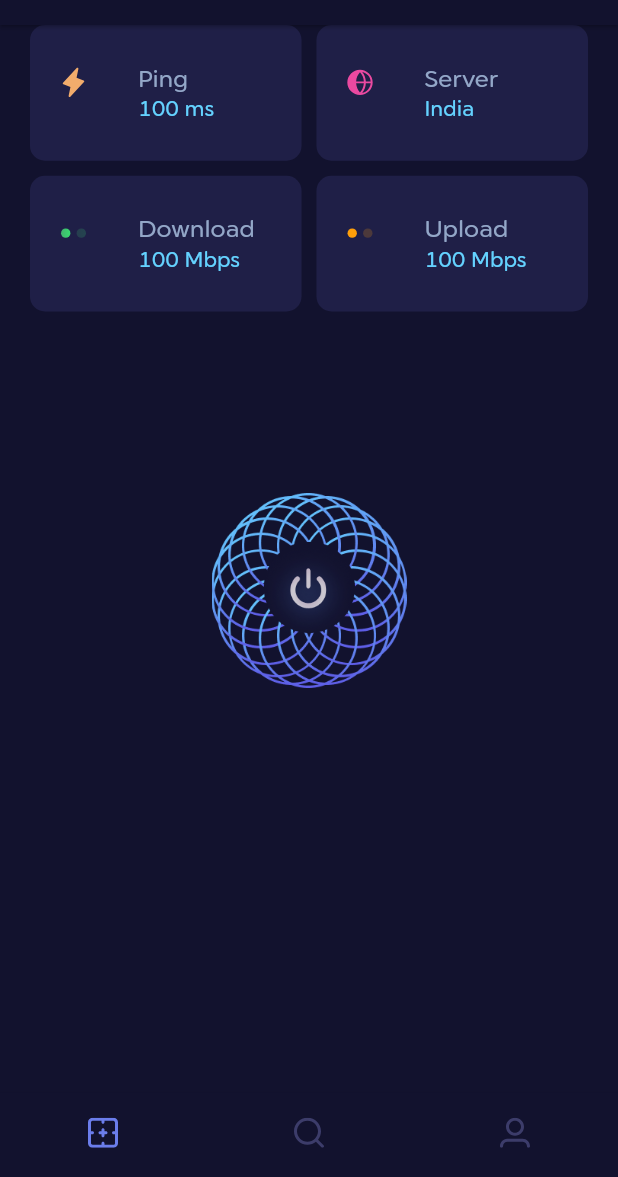
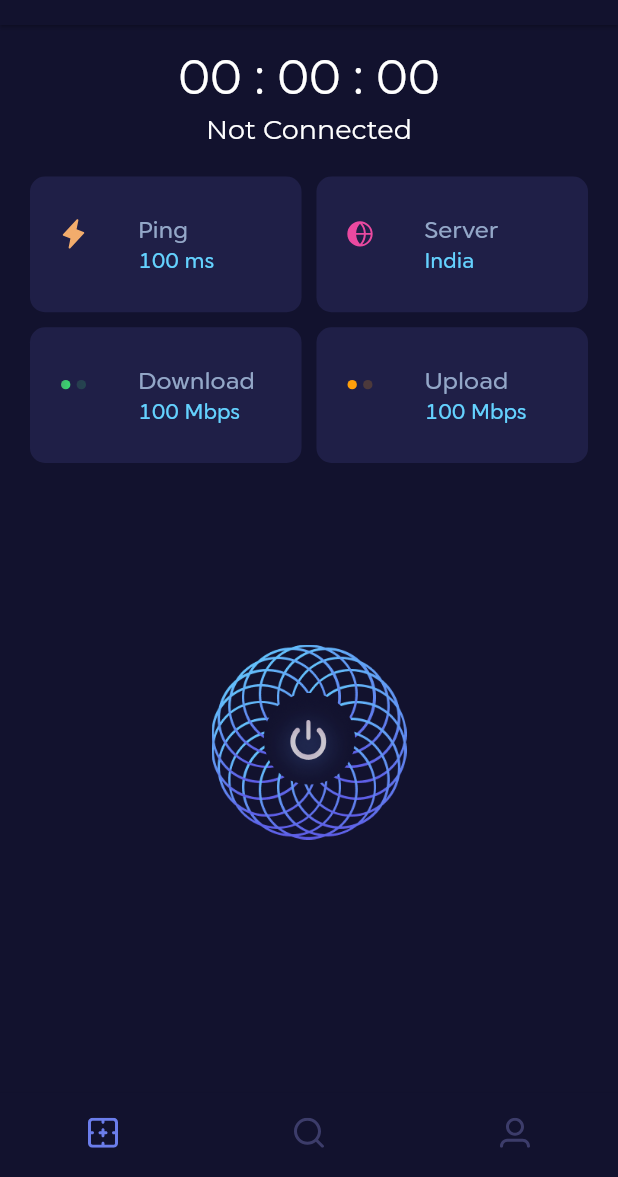
Before and after one commit to OmkarIsHere/PrimeVPN, a Flutter app: the screen it shows after launch, on a phone screen of 412 x 824 dp, the part 59-1236 px from its top. Run offline on Flutter 3.47's test engine with Material 2 defaults, Android fonts, the light colour scheme and no system bars; our stand-ins replace flutter_svg, get.

Commit message:
added: timer added

```diff
--- a/lib/getx_state/wave_animation.dart
+++ b/lib/getx_state/wave_animation.dart
@@ -1,5 +1,4 @@
 import 'package:get/get.dart';
-
 class WaveAnimationController extends GetxController{
   RxBool isStarted = false.obs;
 
--- a/lib/main.dart
+++ b/lib/main.dart
@@ -1,9 +1,9 @@
 import 'package:flutter/material.dart';
 import 'package:flutter_svg/svg.dart';
 import 'package:get/get_navigation/src/root/get_material_app.dart';
-import 'pages/account_page.dart';
-import 'pages/home_page.dart';
-import 'pages/location_page.dart';
+import 'views/account_page.dart';
+import 'views/home_page.dart';
+import 'views/location_page.dart';
 import 'theme/theme.dart';
 
 void main() {
--- /dev/null
+++ b/lib/view_model/timer_controller.dart
@@ -0,0 +1,35 @@
+import 'dart:async';
+import 'package:get/get.dart';
+
+class TimerController extends GetxController {
+  final Rx<Duration> _duration = const Duration().obs;
+  Timer? _timer;
+  RxString seconds = '00'.obs;
+  RxString minutes = '00'.obs;
+  RxString hours = '00'.obs;
+
+  @override
+  void onClose() {
+    _timer?.cancel();
+    _timer = null;
+    _duration.value = const Duration();
+    super.onClose();
+  }
+
+  void startTimer() {
+    _timer = Timer.periodic(const Duration(seconds: 1), (timer) {
+      _duration.value = Duration(seconds: _duration.value.inSeconds + 1);
+      seconds.value = twoDigit(_duration.value.inSeconds.remainder(60));
+      minutes.value = twoDigit(_duration.value.inMinutes.remainder(60));
+      hours.value = twoDigit(_duration.value.inHours.remainder(60));
+    });
+  }
+
+  void stopTimer() {
+    _timer?.cancel();
+    _timer = null;
+    _duration.value = const Duration();
+  }
+
+  String twoDigit(int n) => n.toString().padLeft(2, '0');
+}
--- a/lib/pages/home_page.dart
+++ b/lib/views/home_page.dart
@@ -2,8 +2,9 @@ import 'package:flutter/material.dart';
 import 'package:flutter_svg/flutter_svg.dart';
 import 'package:get/get.dart';
 import 'package:prime_vpn/getx_state/wave_animation.dart';
-import 'package:prime_vpn/pages/info_page.dart';
+import 'package:prime_vpn/views/info_page.dart';
 import 'package:prime_vpn/widgets/all_widgets.dart';
+import 'package:prime_vpn/widgets/countdown_timer.dart';
 
 class HomePage extends StatefulWidget {
   const HomePage({super.key});
@@ -13,15 +14,13 @@ class HomePage extends StatefulWidget {
 }
 
 class _HomePageState extends State<HomePage> with TickerProviderStateMixin {
-  late AnimationController controller =
-      AnimationController(vsync: this, duration: const Duration(seconds: 10))
+  late AnimationController controller = AnimationController(vsync: this, duration: const Duration(seconds: 10))
         ..repeat();
+  late AnimationController spiralController = AnimationController(vsync: this, duration: const Duration(seconds: 7))
+        ..repeat();
+  RxBool _isStarted = false.obs;
   // late Animation<double> animation;
-  late AnimationController spiralController =
-      AnimationController(vsync: this, duration: const Duration(seconds: 7))
-        ..repeat();
   // late Animation<double> spiralAnimation;
-
   // animation = CurvedAnimation(parent: controller, curve: Curves.linear);
   // spiralAnimation = CurvedAnimation(parent: spiralController, curve: Curves.linear);
 
@@ -63,7 +62,7 @@ class _HomePageState extends State<HomePage> with TickerProviderStateMixin {
         ),
         actions: [
           InkWell(
-            onTap: () => Get.to(const InfoPage()),
+            onTap: () => Get.to(() => const InfoPage()),
             child: SizedBox(
                 width: 24,
                 height: 24,
@@ -80,12 +79,26 @@ class _HomePageState extends State<HomePage> with TickerProviderStateMixin {
         child: SingleChildScrollView(
           child: Column(
             children: <Widget>[
+              Obx(() =>CountDownTimer(isStarted: _isStarted.value)),
+              Obx(()=> Padding(
+                  padding: const EdgeInsets.only(bottom: 20),
+                  child: Center(
+                    child: Text(
+                      (_isStarted.value)?'Connected':'Not Connected',
+                      style: TextStyle(
+                        color: Theme.of(context).colorScheme.secondary,
+                        fontSize: 18,
+                        fontWeight: FontWeight.w400,
+                        fontFamily: 'Montserrat-Regular',
+                      ),
+                    ),
+                  ),
+                )),
               SizedBox(
-                // height: mq.height*0.3,
                 child: GridView.count(
-                  crossAxisCount: 2,
+                  crossAxisCount:(mq.width < 285)?1: 2,
                   shrinkWrap: true,
-                  childAspectRatio: (2 / 1),
+                  childAspectRatio:(mq.width < 285)?(3/1) :(2 / 1),
                   mainAxisSpacing: 10,
                   crossAxisSpacing: 10,
                   children: [
@@ -130,7 +143,10 @@ class _HomePageState extends State<HomePage> with TickerProviderStateMixin {
                     )),
                     Center(
                         child: InkWell(
-                      onTap: () => waveAnimationController.updateState(),
+                      onTap: () {
+                        _isStarted.value = !_isStarted.value;
+                       waveAnimationController.updateState();
+                      },
                       child: Image.asset('assets/images/btn_start.png',
                           height: 65, width: 65),
                     )),
--- /dev/null
+++ b/lib/widgets/countdown_timer.dart
@@ -0,0 +1,29 @@
+import 'package:get/get.dart';
+import 'package:flutter/material.dart';
+import 'package:prime_vpn/view_model/timer_controller.dart';
+class CountDownTimer extends StatelessWidget {
+  final bool isStarted;
+  const CountDownTimer({super.key, required this.isStarted});
+
+  @override
+  Widget build(BuildContext context) {
+    final timerController = Get.put(TimerController());
+      isStarted ? timerController.startTimer():timerController.stopTimer();
+
+      return  Padding(
+        padding: const EdgeInsets.only(top: 15, bottom: 5),
+        child: Center(
+          child: Obx(() => Text(
+              '${timerController.hours} : ${timerController.minutes} : ${timerController.seconds}',
+              style: TextStyle(
+                color: Theme.of(context).colorScheme.secondary,
+                fontSize: 32,
+                fontWeight: FontWeight.w400,
+                fontFamily: 'Montserrat-Regular',
+              ),
+            ),
+          ),
+        ),
+      );
+    }
+}
```
Also changed, not shown: lib/views/account_page.dart (renamed from lib/pages/account_page.dart), lib/views/info_page.dart (renamed from lib/pages/info_page.dart), lib/views/location_page.dart (renamed from lib/pages/location_page.dart).
